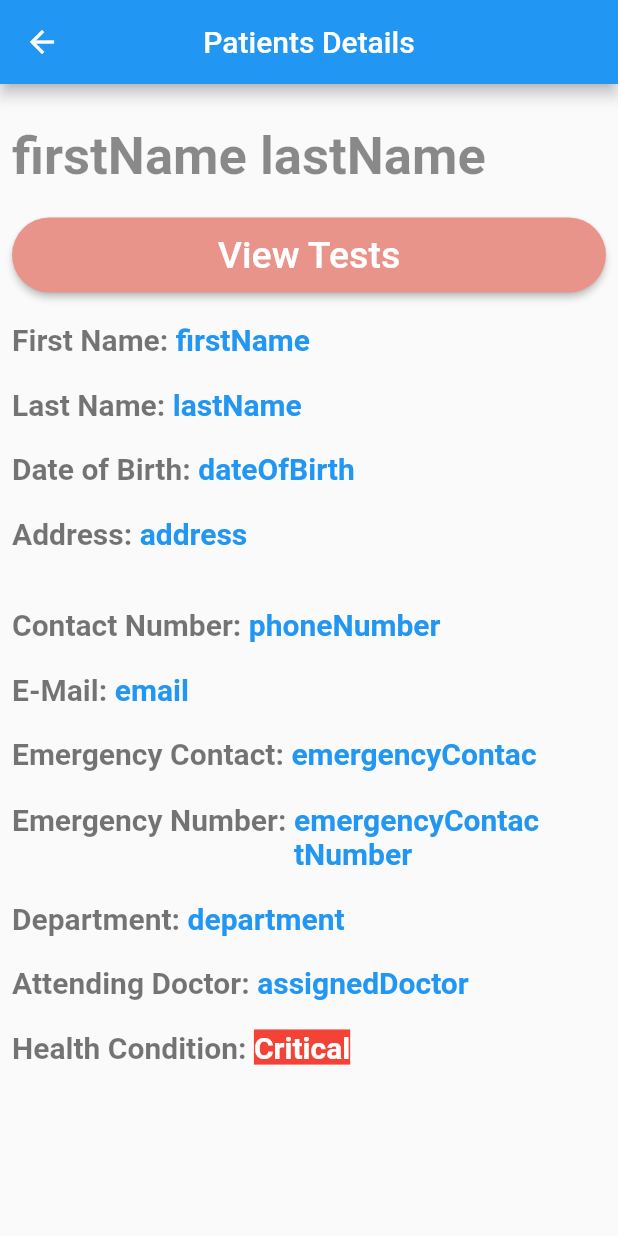
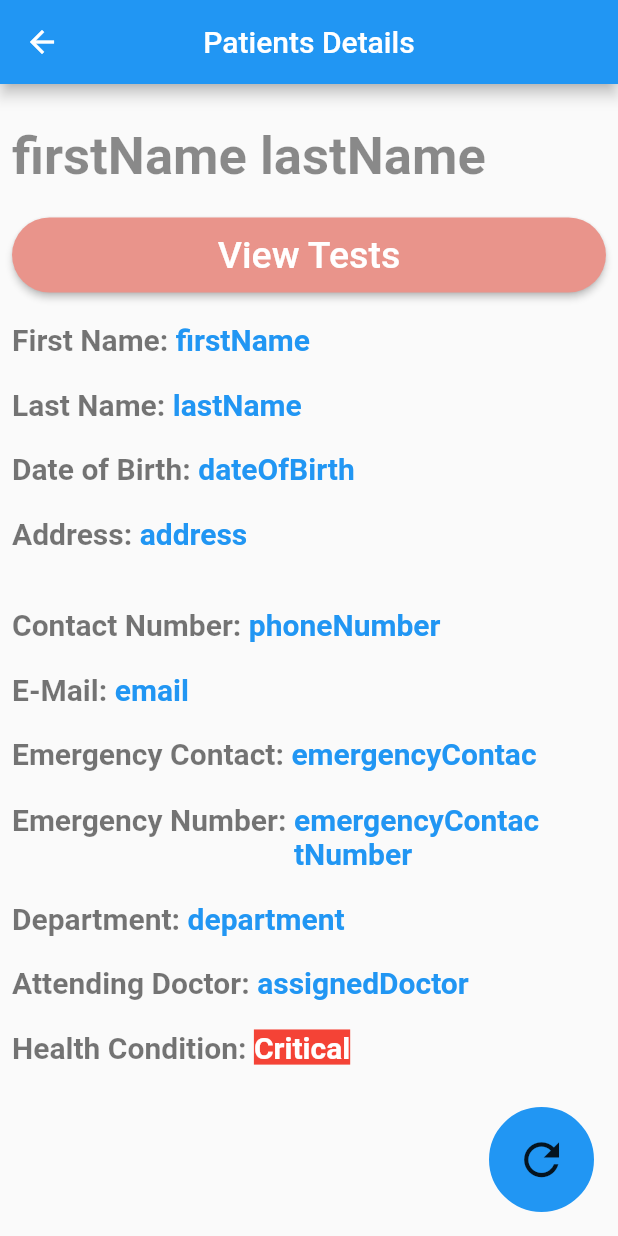
Before and after one commit to nsankjay/MAPD722-Project-Patient-Data-Mobile-App-with-Flutter-W23-Group-5, a Flutter app: the PatientDetailsView screen opened directly with empty values, on a phone screen of 412 x 824 dp. Run offline on Flutter 3.47's test engine with Material 2 defaults, Android fonts, the phone set to English and light mode, and no system bars; our stand-ins replace dio, pull_to_refresh; missing offline and left inert: dart:ffi; network calls fail.

```diff
--- a/mapd722_project_patient_data_mobile_app_with_flutter_w23_group5/lib/patient_details_view.dart
+++ b/mapd722_project_patient_data_mobile_app_with_flutter_w23_group5/lib/patient_details_view.dart
@@ -11,7 +11,8 @@ import 'package:pull_to_refresh/pull_to_refresh.dart';
 
 import 'constants.dart';
 
-RefreshController _patientDetailsRefreshController = RefreshController(initialRefresh: false);
+RefreshController _patientDetailsRefreshController =
+    RefreshController(initialRefresh: false);
 
 String patientId = "patientID";
 String firstName = "firstName";
@@ -90,6 +91,33 @@ class _PatientDetailsViewState extends State<PatientDetailsView> {
           title: const Text('Patients Details'),
           centerTitle: true,
         ),
+        floatingActionButton: Container(
+          key: const Key("refreshPatientDetails"), //for unit test
+          height: 70,
+          width: 70,
+          child: Material(
+            type: MaterialType.transparency,
+            child: Ink(
+              decoration: BoxDecoration(
+                border: Border.all(
+                    color: Colors.blue,
+                    width: 3.0),
+                color: Colors.blue,
+                shape: BoxShape.circle,
+              ),
+              child: InkWell(
+                borderRadius: BorderRadius.circular(500.0),
+                onTap: () {
+                  getPatientDetails();
+                },
+                child: const Icon(
+                  Icons.refresh,
+                  size: 35,
+                ),
+              ),
+            ),
+          ),
+        ),
         body: SingleChildScrollView(
           child: Center(
             child: Padding(
@@ -125,7 +153,6 @@ class _PatientDetailsViewState extends State<PatientDetailsView> {
                             patientID: patientId,
                             patientFirstName: firstName,
                             patientLastname: lastName,
-
                           ),
                         ),
                       );
--- a/mapd722_project_patient_data_mobile_app_with_flutter_w23_group5/lib/test_list_tests_view.dart
+++ b/mapd722_project_patient_data_mobile_app_with_flutter_w23_group5/lib/test_list_tests_view.dart
@@ -102,7 +102,8 @@ class _TestListTestsViewState extends State<TestListTestsView> {
           ),
         ),
       ),
-      body: SmartRefresher(
+      body:
+      SmartRefresher(
         controller: _testRefreshController,
         enablePullDown: true,
         enablePullUp: true,
```
Also changed, not shown: 2 other files.
